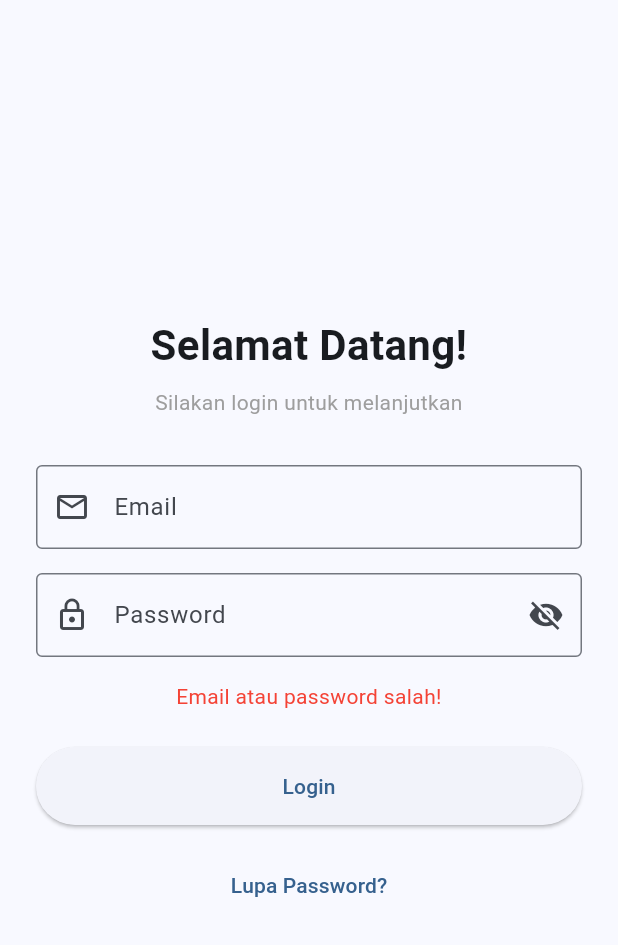
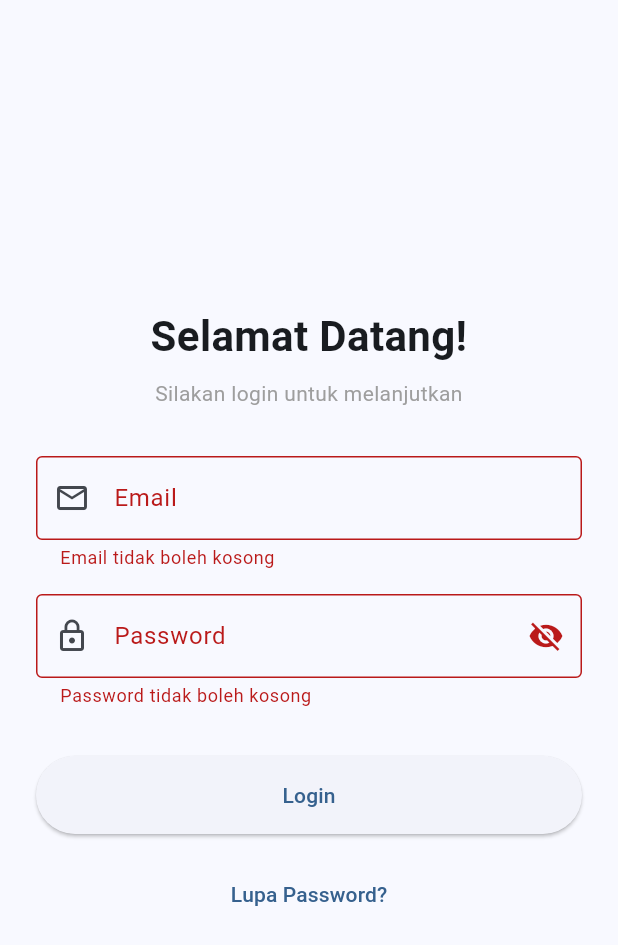
Before and after one commit to Priannn/uts_mobileprogramming, a Flutter app: the screen it shows after launch, after a tap on "Login", on a phone screen of 412 x 824 dp. Shown: the top 945 px of the screen. Run offline on Flutter 3.47's test engine with Material 3 defaults, Android fonts, the phone set to English and light mode, and no system bars.

Commit message:
menambahkan validasi email dan password dan detail comment

```diff
--- a/lib/screens/login_screen.dart
+++ b/lib/screens/login_screen.dart
@@ -1,5 +1,7 @@
 import 'package:flutter/material.dart';
 
+// LoginScreen adalah halaman login
+// Pakai StatefulWidget karena ada state yang berubah (loading, error, show/hide password)
 class LoginScreen extends StatefulWidget {
   const LoginScreen({super.key});
 
@@ -9,13 +11,25 @@ class LoginScreen extends StatefulWidget {
 
 class _LoginScreenState extends State<LoginScreen> {
 
-  final TextEditingController _emailController = TextEditingController();
-  final TextEditingController _passwordController = TextEditingController();
+  // Kunci unik untuk Form — dipakai saat validasi ditekan
+  final _formKey = GlobalKey<FormState>();
 
+  // Controller untuk mengambil teks yang diketik user di field email
+  final _emailController = TextEditingController();
+
+  // Controller untuk mengambil teks yang diketik user di field password
+  final _passwordController = TextEditingController();
+
+  // State: apakah sedang loading? (true = tampilkan loading indicator)
   bool _isLoading = false;
+
+  // State: apakah password ditampilkan atau disembunyikan?
   bool _isPasswordVisible = false;
+
+  // State: pesan error jika login gagal
   String _errorMessage = '';
 
+  // Wajib dibersihkan saat halaman ditutup supaya tidak bocor memori
   @override
   void dispose() {
     _emailController.dispose();
@@ -23,27 +37,45 @@ class _LoginScreenState extends State<LoginScreen> {
     super.dispose();
   }
 
+  // Fungsi yang dijalankan saat tombol Login ditekan
   void _handleLogin() {
+    // Cek apakah semua validasi form sudah lolos
+    if (_formKey.currentState!.validate()) {
+      // Kalau lolos, jalankan proses login
       _doLogin();
     }
+  }
 
-  void _doLogin() {
+  // Fungsi proses login (async karena ada simulasi delay jaringan)
+  Future<void> _doLogin() async {
+    // Mulai loading, hapus pesan error lama
     setState(() {
       _isLoading = true;
       _errorMessage = '';
     });
 
+    // Simulasi delay jaringan 2 detik
+    await Future.delayed(const Duration(seconds: 2));
+
+    // Ambil email dan password yang diketik user
     final email = _emailController.text.trim();
     final password = _passwordController.text;
 
+    // Cek apakah email dan password sesuai credential yang di-hardcode
     if (email == 'admin@test.com' && password == 'Admin123') {
+      // Login sukses — pindah ke halaman Dashboard
+      // mounted: pastikan widget masih ada sebelum navigasi
+      if (mounted) {
         Navigator.pushReplacementNamed(context, '/dashboard');
+      }
     } else {
+      // Login gagal — tampilkan pesan error
       setState(() {
         _errorMessage = 'Email atau password salah!';
       });
     }
 
+    // Selesai loading
     setState(() {
       _isLoading = false;
     });
@@ -51,15 +83,24 @@ class _LoginScreenState extends State<LoginScreen> {
 
   @override
   Widget build(BuildContext context) {
+    // Scaffold adalah kerangka dasar setiap halaman Flutter
     return Scaffold(
       body: SafeArea(
+        // SafeArea supaya konten tidak tertutup notch atau status bar
         child: Center(
           child: SingleChildScrollView(
+            // SingleChildScrollView supaya bisa scroll jika keyboard muncul
             padding: const EdgeInsets.all(24),
-            child: Column( //
+            child: Form(
+              // Form membungkus semua field input
+              // key dipakai untuk trigger validasi
+              key: _formKey,
+              child: Column(
+                // Column menyusun widget secara vertikal
                 crossAxisAlignment: CrossAxisAlignment.stretch,
                 children: [
 
+                  // Judul halaman
                   const Text(
                     'Selamat Datang!',
                     style: TextStyle(
@@ -69,7 +110,7 @@ class _LoginScreenState extends State<LoginScreen> {
                     textAlign: TextAlign.center,
                   ),
 
-                const SizedBox(height: 8),
+                  const SizedBox(height: 8), // Jarak vertikal
 
                   const Text(
                     'Silakan login untuk melanjutkan',
@@ -77,10 +118,12 @@ class _LoginScreenState extends State<LoginScreen> {
                     textAlign: TextAlign.center,
                   ),
 
-                const SizedBox(height: 32),
+                  const SizedBox(height: 32), // Jarak vertikal
 
-                TextField(
+                  // Field Email
+                  TextFormField(
                     controller: _emailController,
+                    // Tipe keyboard — munculkan keyboard email (ada tombol @)
                     keyboardType: TextInputType.emailAddress,
                     decoration: const InputDecoration(
                       labelText: 'Email',
@@ -88,18 +131,34 @@ class _LoginScreenState extends State<LoginScreen> {
                       prefixIcon: Icon(Icons.email_outlined),
                       border: OutlineInputBorder(),
                     ),
+                    // Validator dijalankan saat form.validate() dipanggil
+                    validator: (value) {
+                      // Cek apakah field kosong
+                      if (value == null || value.isEmpty) {
+                        return 'Email tidak boleh kosong';
+                      }
+                      // Cek apakah format email valid menggunakan regex
+                      if (!RegExp(r'^[\w-\.]+@([\w-]+\.)+[\w-]{2,4}$')
+                          .hasMatch(value)) {
+                        return 'Format email tidak valid';
+                      }
+                      return null; // null berarti validasi lolos
+                    },
                   ),
 
-                const SizedBox(height: 16),
+                  const SizedBox(height: 16), // Jarak vertikal
 
-                TextField(
+                  // Field Password
+                  TextFormField(
                     controller: _passwordController,
+                    // obscureText menyembunyikan teks password
                     obscureText: !_isPasswordVisible,
                     decoration: InputDecoration(
                       labelText: 'Password',
                       hintText: 'Masukkan password kamu',
                       prefixIcon: const Icon(Icons.lock_outline),
                       border: const OutlineInputBorder(),
+                      // Tombol show/hide password di sebelah kanan field
                       suffixIcon: IconButton(
                         icon: Icon(
                           _isPasswordVisible
@@ -107,16 +166,38 @@ class _LoginScreenState extends State<LoginScreen> {
                               : Icons.visibility_off,
                         ),
                         onPressed: () {
+                          // Toggle state show/hide password
                           setState(() {
                             _isPasswordVisible = !_isPasswordVisible;
                           });
                         },
                       ),
                     ),
+                    validator: (value) {
+                      // Cek apakah field kosong
+                      if (value == null || value.isEmpty) {
+                        return 'Password tidak boleh kosong';
+                      }
+                      // Cek panjang minimal 8 karakter
+                      if (value.length < 8) {
+                        return 'Password minimal 8 karakter';
+                      }
+                      // Cek apakah mengandung huruf
+                      if (!value.contains(RegExp(r'[a-zA-Z]'))) {
+                        return 'Password harus mengandung huruf';
+                      }
+                      // Cek apakah mengandung angka
+                      if (!value.contains(RegExp(r'[0-9]'))) {
+                        return 'Password harus mengandung angka';
+                      }
+                      return null; // null berarti validasi lolos
+                    },
                   ),
 
                   const SizedBox(height: 8),
 
+                  // Tampilkan pesan error jika login gagal
+                  // Hanya muncul jika _errorMessage tidak kosong
                   if (_errorMessage.isNotEmpty)
                     Padding(
                       padding: const EdgeInsets.only(top: 8),
@@ -129,29 +210,37 @@ class _LoginScreenState extends State<LoginScreen> {
 
                   const SizedBox(height: 24),
 
+                  // Tombol Login
                   ElevatedButton(
+                    // Jika sedang loading, tombol dinonaktifkan (onPressed: null)
                     onPressed: _isLoading ? null : _handleLogin,
                     style: ElevatedButton.styleFrom(
                       padding: const EdgeInsets.symmetric(vertical: 16),
                     ),
                     child: _isLoading
+                        // Tampilkan loading indicator jika sedang loading
                         ? const SizedBox(
                             height: 20,
                             width: 20,
                             child: CircularProgressIndicator(strokeWidth: 2),
                           )
+                        // Tampilkan teks jika tidak sedang loading
                         : const Text('Login'),
                   ),
 
                   const SizedBox(height: 16),
 
+                  // Tombol Lupa Password
                   TextButton(
                     onPressed: () {
+                      // Navigasi ke halaman Lupa Password
                       Navigator.pushNamed(context, '/forgot_password');
                     },
                     child: const Text('Lupa Password?'),
                   ),
+
                 ],
+              ),
             ),
           ),
         ),
```
Lines whose indentation alone changed are shown as unchanged.
